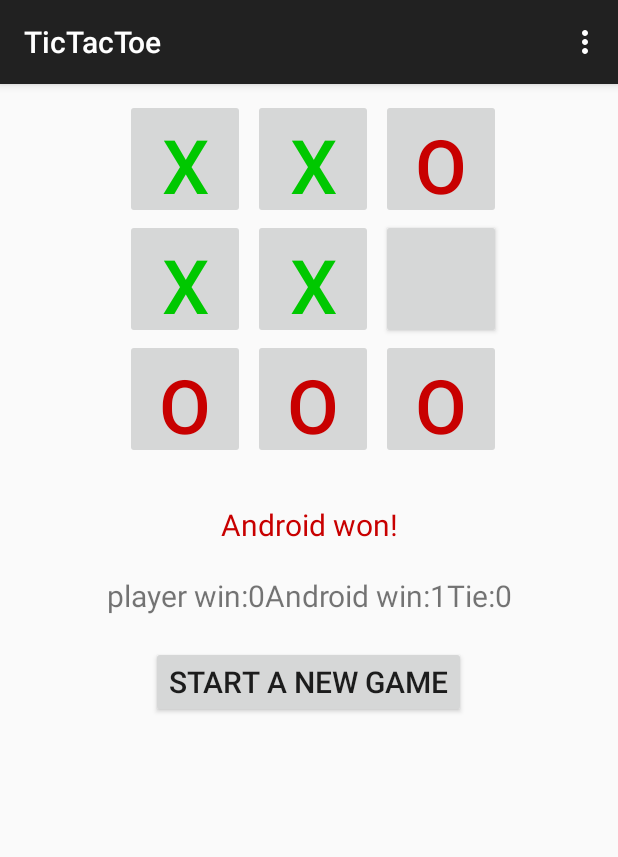
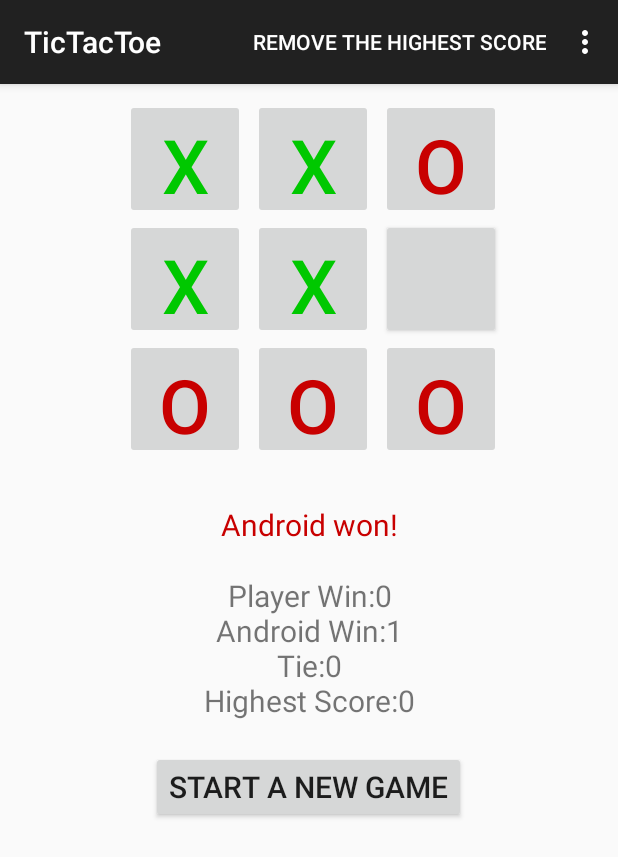
Before and after one commit to git-malu/TicTacToe, an Android app: the screen it shows after launch (MainActivity), after a tap on an icon or button, on a phone screen of 412 x 824 dp. Shown: the top 857 px of the screen. Run offline under Robolectric (Android 15) with nearby library versions, the light colour scheme and no system bars; 3 other taps on this screen came first.

Commit message:
highest score complete! using the sharedPreference.

```diff
--- a/app/src/main/java/com/example/tictactoe/MainActivity.java
+++ b/app/src/main/java/com/example/tictactoe/MainActivity.java
@@ -1,5 +1,6 @@
 package com.example.tictactoe;
 
+import android.content.SharedPreferences;
 import android.graphics.Color;
 import android.os.Bundle;
 import android.support.v7.app.ActionBarActivity;
@@ -22,11 +23,14 @@ public class MainActivity extends ActionBarActivity {
     // Restart Button
     private Button startButton;
     // Game Over
+    SharedPreferences mPref;
+    SharedPreferences.Editor mPrefEditor;
     @Override
     protected void onCreate(Bundle savedInstanceState) {
         super.onCreate(savedInstanceState);
         setContentView(R.layout.activity_main);
-
+        mPref = getSharedPreferences("TicTacToe",MODE_PRIVATE);
+        mPrefEditor = mPref.edit();
         //create the button array.
         mBoardButtons = new Button[TicTacToeGame.BOARD_SIZE];
         //wire up the buttons.
@@ -45,10 +49,9 @@ public class MainActivity extends ActionBarActivity {
 
 
         //set the board in both classes.
-        if(TicTacToeGame.mTurnCounter!=0){
+        if(TicTacToeGame.sTurnCounter !=0){
             Log.d("saved?", "yes");
             setListeners();
-//            TicTacToeGame.mGameOver = savedInstanceState.getBoolean("GameOver",true);
             Character s;
             for (Integer i=0;i<9;i++){
                 s = TicTacToeGame.mBoard[i];
@@ -69,7 +72,6 @@ public class MainActivity extends ActionBarActivity {
                     mBoardButtons[i].setText(" ");//set Button Text
                     Log.d("O","restore empty");
                 }
-//            mBoardButtons[i].setEnabled(savedInstanceState.getBoolean(i.toString()+"b"));//getSaved Button state
             }
             infoDisplayOnResume(TicTacToeGame.sWin);
         }
@@ -82,20 +84,10 @@ public class MainActivity extends ActionBarActivity {
     @Override
     protected void onSaveInstanceState(Bundle outState) {
         super.onSaveInstanceState(outState);
-//        for(Integer i=0;i<9;i++){
-//            outState.putCharSequence(i.toString(),mBoardButtons[i].getText());
-//            outState.putBoolean(i.toString()+"b",mBoardButtons[i].isEnabled());
-//        }
-//        outState.putCharSequence("info",mInfoTextView.getText());
-        TicTacToeGame.mInfo = mInfoTextView.getText().toString();//save the info to TicTacToe
-        TicTacToeGame.mInfoColor = mInfoTextView.getTextColors();
+        TicTacToeGame.sInfo = mInfoTextView.getText().toString();//save the info to TicTacToe
+        TicTacToeGame.sInfoColor = mInfoTextView.getTextColors();
     }
 
-    //    @Override
-//    public void onSaveInstanceState(Bundle outState, PersistableBundle outPersistentState) {
-//        super.onSaveInstanceState(outState, outPersistentState);
-//
-//    }
     private void setListeners(){
         for (int i = 0; i < mBoardButtons.length; i++) {
             mBoardButtons[i].setText("");
@@ -104,16 +96,16 @@ public class MainActivity extends ActionBarActivity {
         }
     }
     private void startNewGame() {
-        TicTacToeGame.mGameOver = false;
-//        TicTacToeGame.clearBoard();
+        TicTacToeGame.sGameOver = false;
 //---Reset all buttons
         setListeners();
-        TicTacToeGame.mTurnCounter++;
-        if(TicTacToeGame.mTurnCounter%2==0){
+        TicTacToeGame.sTurnCounter++;
+        if(TicTacToeGame.sTurnCounter %2==0){
             TicTacToeGame.clearBoard();
             int move = TicTacToeGame.getComputerMove();
             setMove(TicTacToeGame.COMPUTER_PLAYER, move);//set android move
             mInfoTextView.setText(getString(R.string.its_your_turn_x));
+            mInfoTextView.setTextColor(Color.rgb(0, 0, 0));
         }else{
             TicTacToeGame.clearBoard();
             mInfoTextView.setText(getString(R.string.you_go_first));
@@ -121,31 +113,24 @@ public class MainActivity extends ActionBarActivity {
 
         }
 //---TextView-Human goes first
-        mScore.setText("player win:"+TicTacToeGame.mPlayerWon.toString()
-                +"Android win:"+TicTacToeGame.mAndroidWon.toString()
-                +"Tie:"+TicTacToeGame.mTie.toString());
+        displayScoreBoard();
     }
 //
     private void infoDisplayOnResume(int winner){
         //resume the info TextView
-        mInfoTextView.setText(TicTacToeGame.mInfo);
-        mInfoTextView.setTextColor(TicTacToeGame.mInfoColor);
+        mInfoTextView.setText(TicTacToeGame.sInfo);
+        mInfoTextView.setTextColor(TicTacToeGame.sInfoColor);
         if (winner == 0) {
             mInfoTextView.setText(getString(R.string.its_your_turn_x));
         } else if (winner == 1) {
             mInfoTextView.setText(getString(R.string.its_a_tie));
-//            TicTacToeGame.mGameOver = true;
         } else if (winner == 2) {
             mInfoTextView.setText(getString(R.string.you_won));
-//            TicTacToeGame.mGameOver = true;
         } else {
             mInfoTextView.setText(getString(R.string.android_won));
-//            TicTacToeGame.mGameOver = true;
         }
         //resume the score textView
-        mScore.setText("player win:"+TicTacToeGame.mPlayerWon.toString()
-                +"Android win:"+TicTacToeGame.mAndroidWon.toString()
-                +"Tie:"+TicTacToeGame.mTie.toString());
+        displayScoreBoard();
     }
 
     //---Handles clicks on the game board buttons
@@ -156,7 +141,7 @@ public class MainActivity extends ActionBarActivity {
         }
         @Override
         public void onClick(View v) {
-            if (TicTacToeGame.mGameOver == false) {
+            if (TicTacToeGame.sGameOver == false) {
                 if (mBoardButtons[location].isEnabled()) {
                     //player move
                     TicTacToeGame.setMove(TicTacToeGame.HUMAN_PLAYER, location);
@@ -178,29 +163,43 @@ public class MainActivity extends ActionBarActivity {
                     } else if (winner == 1) {
                         mInfoTextView.setTextColor(Color.rgb(0, 0, 200));
                         mInfoTextView.setText(getString(R.string.its_a_tie));
-                        TicTacToeGame.mGameOver = true;
+                        TicTacToeGame.sGameOver = true;
                         TicTacToeGame.mTie++;
+                        saveHighestScore(TicTacToeGame.sPlayerWon);
                     } else if (winner == 2) {
                         mInfoTextView.setTextColor(Color.rgb(0, 200, 0));
                         mInfoTextView.setText(getString(R.string.you_won));
-                        TicTacToeGame.mGameOver = true;
-                        TicTacToeGame.mPlayerWon++;
+                        TicTacToeGame.sGameOver = true;
+                        TicTacToeGame.sPlayerWon++;
+                        saveHighestScore(TicTacToeGame.sPlayerWon);
+
                     } else {
                         mInfoTextView.setTextColor(Color.rgb(200, 0, 0));
                         mInfoTextView.setText(getString(R.string.android_won));
-                        TicTacToeGame.mGameOver = true;
-                        TicTacToeGame.mAndroidWon++;
+                        TicTacToeGame.sGameOver = true;
+                        TicTacToeGame.sAndroidWon++;
+                        saveHighestScore(TicTacToeGame.sPlayerWon);
                     }
                 }
             }
-            mScore.setText("player win:"+TicTacToeGame.mPlayerWon.toString()
-                    +"Android win:"+TicTacToeGame.mAndroidWon.toString()
-                    +"Tie:"+TicTacToeGame.mTie.toString());
+            //score board
+            displayScoreBoard();
+        }
+    }
+    private void displayScoreBoard(){
+        mScore.setText(getString(R.string.android_win)+TicTacToeGame.sPlayerWon.toString()+"\n"
+                +getString(R.string.player_win)+TicTacToeGame.sAndroidWon.toString()+"\n"
+                +getString(R.string.tie)+TicTacToeGame.mTie.toString()+"\n"
+                +getString(R.string.highest_score)+mPref.getInt("highest_score",0));
+    }
+    private void saveHighestScore(Integer i){
+        if(mPref.getInt("highest_score",0)<i){
+            mPrefEditor.putInt("highest_score", i);
+            mPrefEditor.commit();
         }
     }
 
     private void setMove(char player, int location) {
-//        TicTacToeGame.setMove(player, location);//set on the mBoard
         mBoardButtons[location].setEnabled(false);
         mBoardButtons[location].setText(String.valueOf(player));
         if (player == TicTacToeGame.HUMAN_PLAYER)
@@ -230,15 +229,11 @@ public class MainActivity extends ActionBarActivity {
         //noinspection SimplifiableIfStatement
         if (id == R.id.action_settings) {
             return true;
+        }else if(id == R.id.clean_highest_score){
+            mPrefEditor.putInt("highest_score",0).commit();
+            displayScoreBoard();
         }
+
         return super.onOptionsItemSelected(item);
     }
-
-//    @Override
-//    protected void onResume() {
-//        super.onResume();
-//        Integer i =getRequestedOrientation();
-//        Log.d("orientation", i.toString());
-//
-//    }
 }
--- a/app/src/main/java/com/example/tictactoe/TicTacToeGame.java
+++ b/app/src/main/java/com/example/tictactoe/TicTacToeGame.java
@@ -16,12 +16,12 @@ public class TicTacToeGame {
     public static final char COMPUTER_PLAYER = 'O';
     public static char sTurn ='X';// Human starts first
     public static Integer sWin = 0;// Set to 1-tie, 2-human win, or 3-android win
-    public static Boolean mGameOver = true;
-    private static Random mRand = new Random();
+    public static Boolean sGameOver = true;
+    private static Random sRand = new Random();
 
-    static Integer mPlayerWon=0,mAndroidWon=0,mTie=0;
-    static Integer mTurnCounter = 0;
-    static String mInfo;static ColorStateList mInfoColor;
+    static Integer sPlayerWon =0, sAndroidWon =0,mTie=0;
+    static Integer sTurnCounter = 0;
+    static String sInfo;static ColorStateList sInfoColor;
 
 
     public TicTacToeGame() {
@@ -164,7 +164,7 @@ public class TicTacToeGame {
 //        mBoard[move-1] = HUMAN_PLAYER;
 //    }
 
-//result is kept in the mBoard
+//result is kept in the sBoard
     public static int getComputerMove()
     {
         int move;
@@ -202,7 +202,7 @@ public class TicTacToeGame {
         // Generate random move
         do
         {
-            move = mRand.nextInt(BOARD_SIZE);
+            move = sRand.nextInt(BOARD_SIZE);
         } while (mBoard[move] == HUMAN_PLAYER || mBoard[move] == COMPUTER_PLAYER);
 
         System.out.println("Computer is moving to " + (move + 1));
--- a/app/src/main/res/menu/menu_main.xml
+++ b/app/src/main/res/menu/menu_main.xml
@@ -3,4 +3,7 @@
     xmlns:tools="http://schemas.android.com/tools" tools:context=".MainActivity">
     <item android:id="@+id/action_settings" android:title="@string/action_settings"
         android:orderInCategory="100" app:showAsAction="never" />
+    <item android:id="@+id/clean_highest_score"
+          android:title="@string/remove_highest_score"
+          app:showAsAction="always"/>
 </menu>
--- a/app/src/main/res/values/strings.xml
+++ b/app/src/main/res/values/strings.xml
@@ -11,5 +11,11 @@
     <string name="you_won">You won!</string>
     <string name="android_won">Android won!</string>
     <string name="button_restart">Start a New Game</string>
+    <!--Score Board-->
+    <string name="android_win">Player Win:</string>
+    <string name="player_win">Android Win:</string>
+    <string name="tie">Tie:</string>
+    <string name="highest_score">Highest Score:</string>
+    <string name="remove_highest_score">Remove the highest score</string>
 
 </resources>
```
Also changed, not shown: 1 other file.
